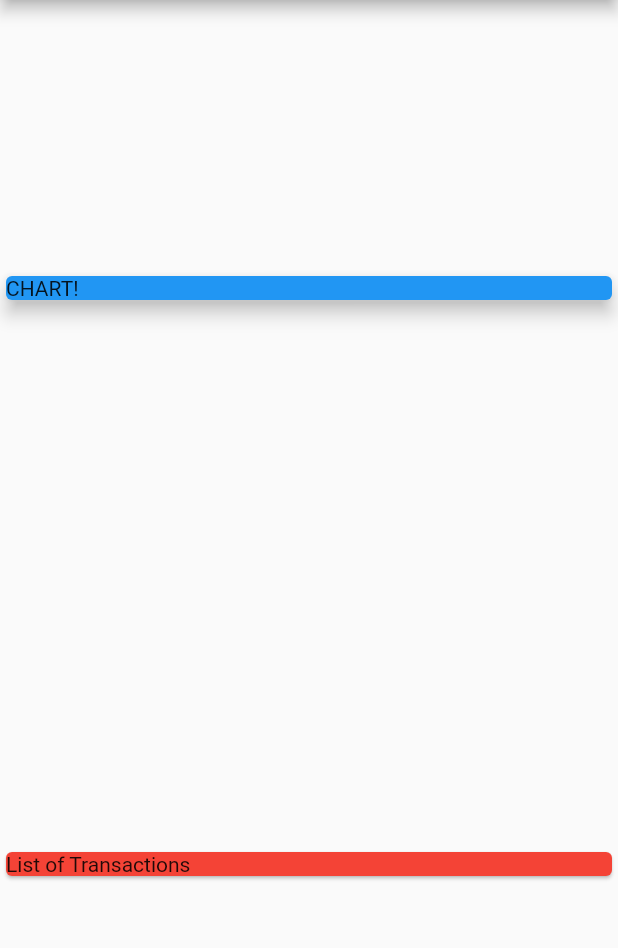
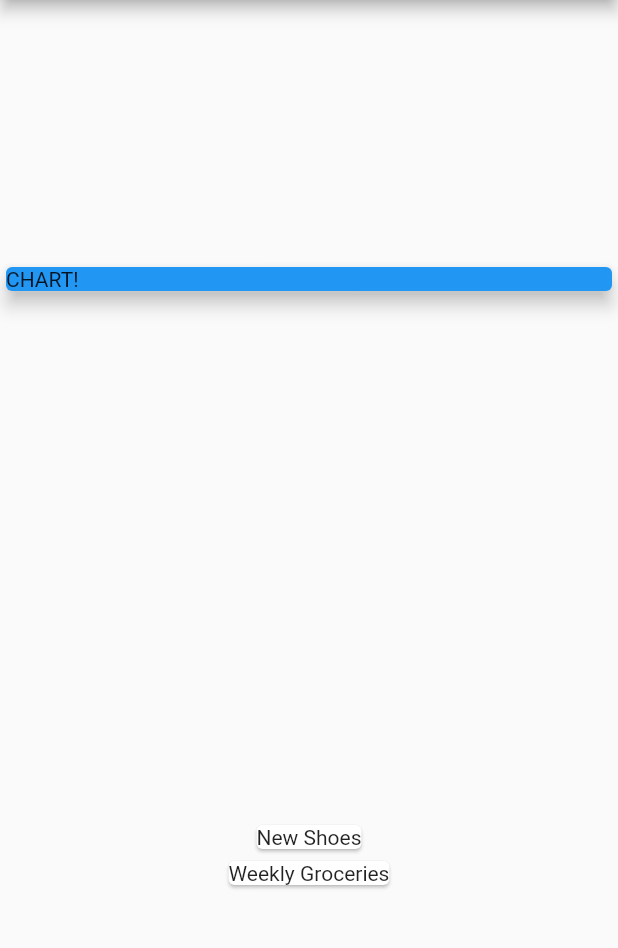
Before and after one commit to AhmedMostafaElbasha/Personal-Expenses-App, a Flutter app: the screen it shows after launch, on a phone screen of 412 x 824 dp, the part 84-1032 px from its top. Run offline on Flutter 3.47's test engine with Material 2 defaults, Android fonts, the phone set to English and light mode, and no system bars.

Commit message:
Mapped Transaction Data into Card Widgets

```diff
--- a/personal_expenses_app/lib/main.dart
+++ b/personal_expenses_app/lib/main.dart
@@ -51,11 +51,16 @@ class MyHomePage extends StatelessWidget {
               elevation: 5,
             ),
           ),
-          Card(
-            color: Colors.red,
-            child: Text(
-              'List of Transactions',
-            ),
+          Column(
+            children: transactions.map(
+              (transaction) {
+                return Card(
+                  child: Text(
+                    transaction.title,
+                  ),
+                );
+              },
+            ).toList(),
           ),
         ],
       ),
```
